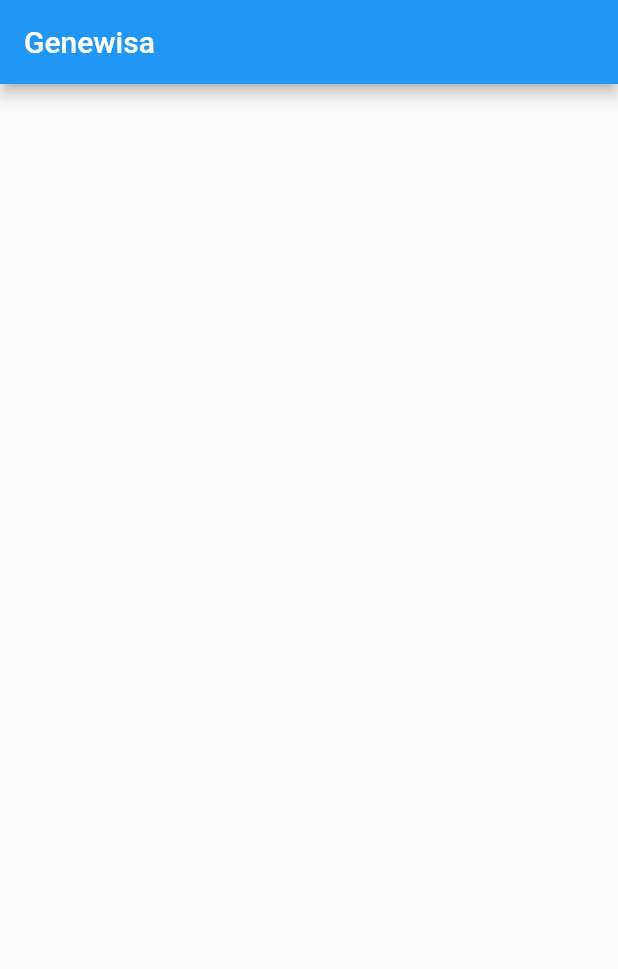
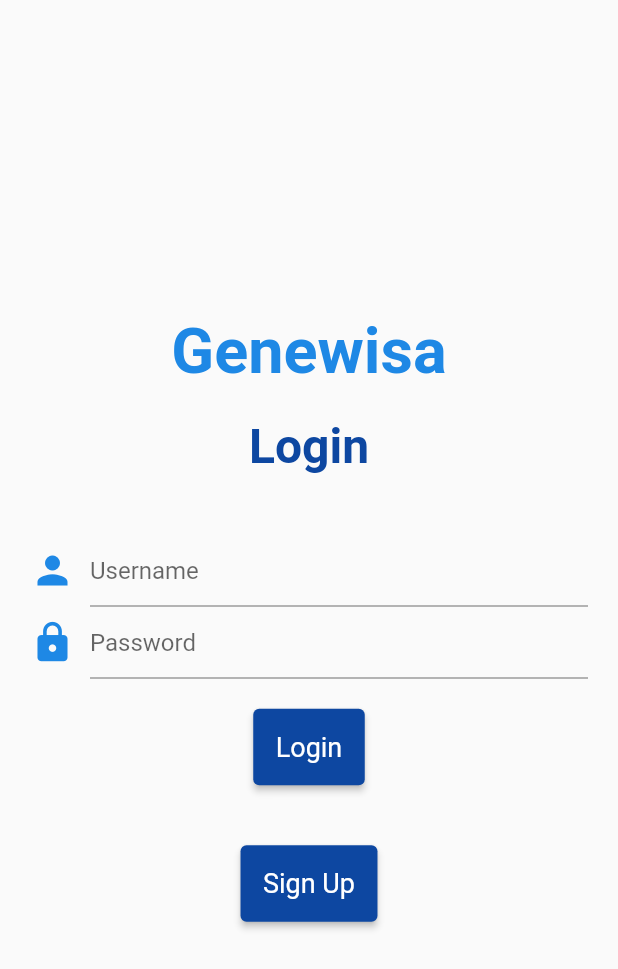
Before and after one commit to abcqwq/Genewisa, a Flutter app: the screen it shows after launch, on a phone screen of 412 x 824 dp. Shown: the top 969 px of the screen. Run offline on Flutter 3.47's test engine with Material 2 defaults, Android fonts, the phone set to English and light mode, and no system bars.

Commit message:
added login page and and some incomplete files

```diff
--- a/genewisa_flutter/lib/main.dart
+++ b/genewisa_flutter/lib/main.dart
@@ -1,4 +1,7 @@
 import 'package:flutter/material.dart';
+import '../theme/genewisa_theme.dart';
+import '../view/auth/signup_view.dart';
+import '../view/auth/login_view.dart';
 import '../view/home_view.dart';
 
 void main() {
@@ -12,10 +15,13 @@ class GenewisaApp extends StatelessWidget {
   Widget build(BuildContext context) {
     return MaterialApp(
       title: 'Genewisa App',
-      theme: ThemeData(
-        primarySwatch: Colors.blue,
-      ),
-      home: const HomeView(title: 'Genewisa'),
+      theme: GenewisaTheme.geneTheme(),
+      initialRoute: '/login',
+      routes: {
+        '/login': (context) => LoginView(),
+        '/signup':(context) => SignUpView(),
+        '/': (context) => HomeView(),
+      },
     );
   }
 }
--- /dev/null
+++ b/genewisa_flutter/lib/model/user_model.dart
@@ -0,0 +1,13 @@
+class User {
+  String username;
+  String password;
+  String firstName;
+  String lastName;
+
+  User (
+    this.username,
+    this.password,
+    this.firstName,
+    this.lastName,
+  );
+}
--- /dev/null
+++ b/genewisa_flutter/lib/theme/genewisa_text_theme.dart
@@ -0,0 +1,16 @@
+import 'package:flutter/material.dart';
+
+class GenewisaTextTheme {
+  static TextTheme textTheme = TextTheme(
+    headline1: TextStyle(
+      fontSize: 42,
+      fontWeight: FontWeight.bold,
+      color: Colors.blue[600],
+    ),
+    headline2: TextStyle(
+      fontSize: 32,
+      fontWeight: FontWeight.bold,
+      color: Colors.blue[900]
+    ),
+  );
+}
--- /dev/null
+++ b/genewisa_flutter/lib/theme/genewisa_theme.dart
@@ -0,0 +1,17 @@
+import 'package:flutter/material.dart';
+
+class GenewisaTheme {
+  static ThemeData geneTheme() {
+    return ThemeData(
+      primarySwatch: Colors.blue,
+    );
+  }
+
+  static ButtonStyle geneButton() {
+    return ElevatedButton.styleFrom(
+      primary: Colors.blue[900],
+      textStyle: const TextStyle(fontSize: 18),
+      padding: const EdgeInsets.all(15),
+    );
+  }
+}
--- /dev/null
+++ b/genewisa_flutter/lib/view/auth/login_view.dart
@@ -0,0 +1,97 @@
+import 'package:flutter/material.dart';
+import '../../theme/genewisa_text_theme.dart';
+import '../../theme/genewisa_theme.dart';
+import '../../view/widget/auth_text_field.dart';
+
+class LoginView extends StatefulWidget {
+  LoginView({Key? key}) : super(key: key);
+
+  @override
+  State<LoginView> createState() => _LoginViewState();
+}
+
+class _LoginViewState extends State<LoginView> {
+
+
+
+  @override
+  Widget build(BuildContext context) {
+
+    final _formKey = GlobalKey<FormState>();
+
+    return Scaffold(
+      body: Container(
+        margin: const EdgeInsets.all(20.0),
+        child: Form(
+          key: _formKey,
+          child: Column(
+            mainAxisAlignment: MainAxisAlignment.center,
+            crossAxisAlignment: CrossAxisAlignment.center,
+            children: <Widget>[
+              Text(
+                'Genewisa',
+                style: GenewisaTextTheme.textTheme.headline1,
+              ),
+              const SizedBox(height: 20.0,),
+              Text(
+                'Login',
+                style: GenewisaTextTheme.textTheme.headline2,
+              ),
+              const SizedBox(height: 40.0,),
+              Row(
+                mainAxisAlignment: MainAxisAlignment.center,
+                crossAxisAlignment: CrossAxisAlignment.center,
+                children: <Widget>[
+                  Icon(
+                    Icons.person,
+                    color: Colors.blue[600],
+                    size: 30,
+                  ),
+                  const SizedBox(width: 10,),
+                  Expanded(
+                    child: AuthTextField(hintText: 'Username')
+                  ),
+                ],
+              ),
+
+              Row(
+                mainAxisAlignment: MainAxisAlignment.center,
+                crossAxisAlignment: CrossAxisAlignment.center,
+                children: <Widget>[
+                  Icon(
+                    Icons.lock,
+                    color: Colors.blue[600],
+                    size: 30,
+                  ),
+                  const SizedBox(width: 10,),
+                  Expanded(
+                    child: AuthTextField(hintText: 'Password')
+                  ),
+                ],
+              ),
+
+              const SizedBox(height: 20.0,),
+              ElevatedButton(
+                onPressed: () {
+                  if (_formKey.currentState!.validate()) {
+                    Navigator.pushNamed(context, '/');
+                  }
+                },
+                style: GenewisaTheme.geneButton(),
+                child: const Text('Login'),
+              ),
+              const SizedBox(height: 40.0,),
+              ElevatedButton(
+                onPressed: () {
+                  Navigator.pushNamed(context, '/signup');
+                },
+                style: GenewisaTheme.geneButton(),
+                child: const Text('Sign Up'),
+              )
+            ],
+          ),
+        ),
+      ),
+    );
+  }
+}
--- /dev/null
+++ b/genewisa_flutter/lib/view/auth/signup_view.dart
@@ -0,0 +1,17 @@
+import 'package:flutter/material.dart';
+
+class SignUpView extends StatefulWidget {
+  SignUpView({Key? key}) : super(key: key);
+
+  @override
+  State<SignUpView> createState() => _SignUpViewState();
+}
+
+class _SignUpViewState extends State<SignUpView> {
+  @override
+  Widget build(BuildContext context) {
+    return Scaffold(
+      body: Text('Signup'),
+    );
+  }
+}
--- a/genewisa_flutter/lib/view/home_view.dart
+++ b/genewisa_flutter/lib/view/home_view.dart
@@ -1,9 +1,7 @@
 import 'package:flutter/material.dart';
 
 class HomeView extends StatefulWidget {
-  const HomeView({Key? key, required this.title}) : super(key: key);
-
-  final String title;
+  HomeView({Key? key}) : super(key: key);
 
   @override
   State<HomeView> createState() => _HomeViewState();
@@ -14,7 +12,8 @@ class _HomeViewState extends State<HomeView> {
   Widget build(BuildContext context) {
     return Scaffold(
       appBar: AppBar(
-        title: Text(widget.title),
+        automaticallyImplyLeading: false,
+        title: const Text('Genewisa'),
       ),
     );
   }
--- /dev/null
+++ b/genewisa_flutter/lib/view/widget/auth_text_field.dart
@@ -0,0 +1,33 @@
+import 'package:flutter/material.dart';
+
+class AuthTextField extends StatefulWidget {
+  AuthTextField({Key? key, required this.hintText}) : super(key: key);
+
+  final String hintText;
+  final textController = TextEditingController();
+
+  @override
+  State<AuthTextField> createState() => _AuthTextFieldState();
+}
+
+class _AuthTextFieldState extends State<AuthTextField> {
+  @override
+  Widget build(BuildContext context) {
+    return TextFormField(
+      controller: widget.textController,
+      decoration: InputDecoration(
+        hintText: widget.hintText,
+      ),
+      validator: (value) {
+        if (value == null || value.isEmpty) {
+          return 'Please fill this field';
+        }
+        return null;
+      },
+      obscureText:
+        widget.hintText == 'Password'
+        ? true
+        : false,
+    );
+  }
+}
```
Also changed, not shown: 1 other file.
